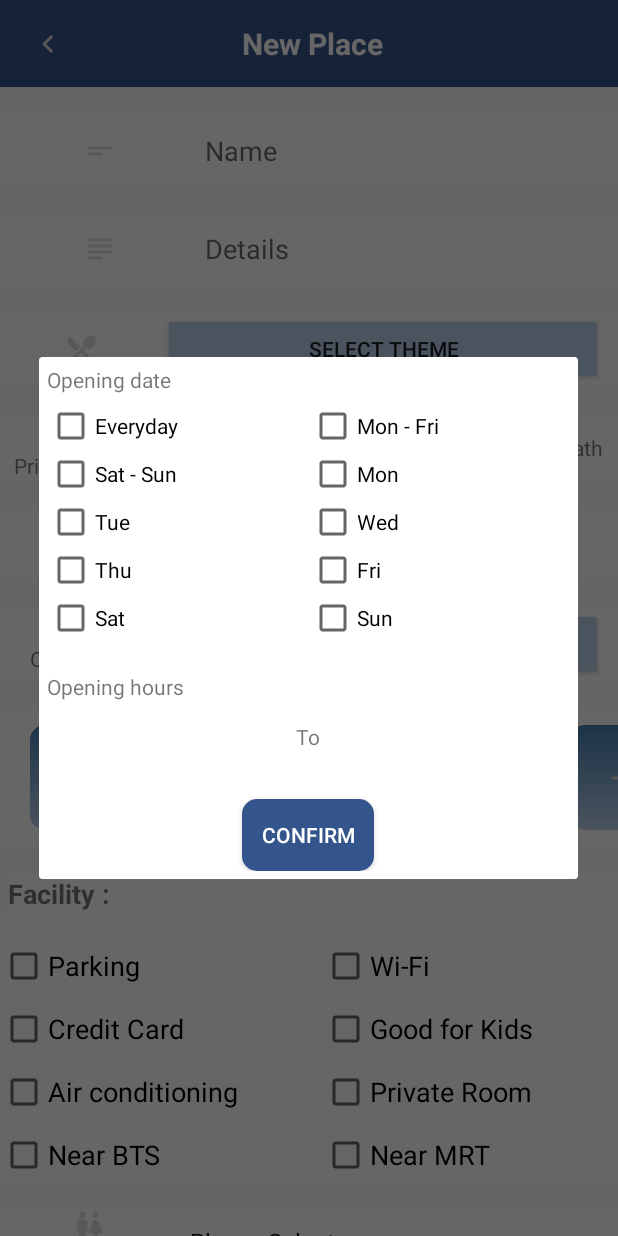
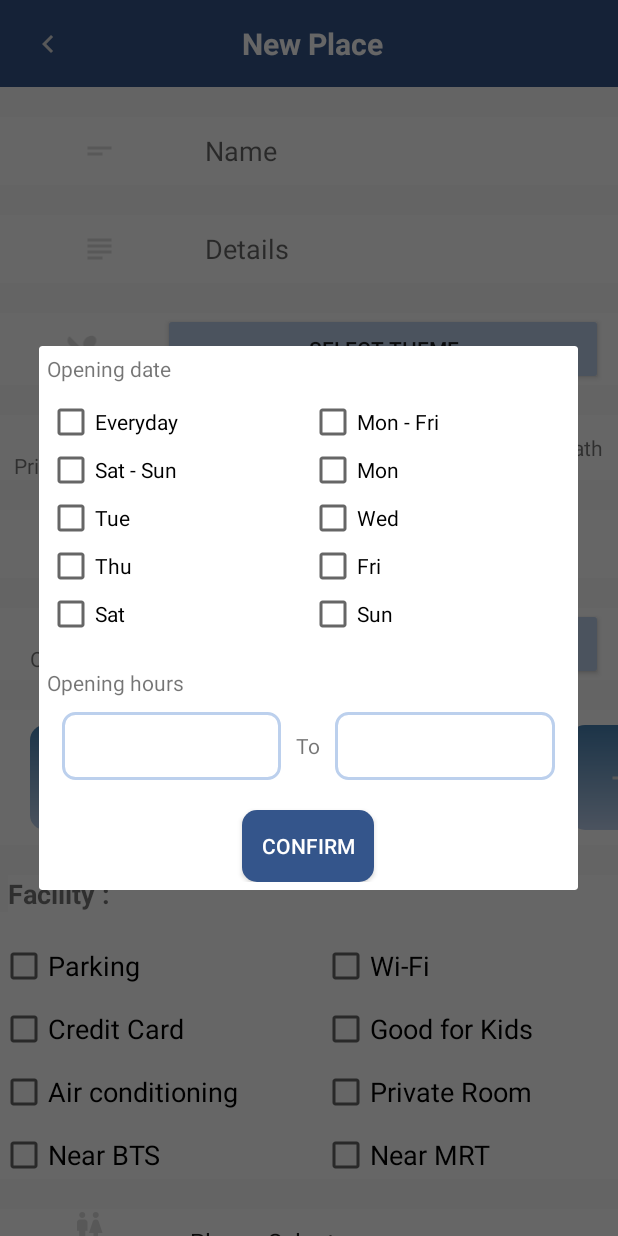
Before and after one commit to peeangry/GroupUpPlace, an Android app: the CreatePlace screen opened directly, with no data from a screen before it, after a tap on "SELECT TIME", on a phone screen of 412 x 824 dp. Run offline under Robolectric (Android 15) with nearby library versions, the phone set to English and light mode, and no system bars; our stand-ins replace Volley; network calls fail; 1 statement that could not run was skipped; 3 other taps on this screen came first.

Commit message:
add icon date,frame

```diff
--- a/app/src/main/res/drawable/frame.xml
+++ b/app/src/main/res/drawable/frame.xml
@@ -1,11 +1,11 @@
 <?xml version="1.0" encoding="utf-8"?>
 <shape xmlns:android="http://schemas.android.com/apk/res/android">
     android: thickness = "18dp"
-    android: shape = "rectangle">
+    android: shape = "oval">
 
     <corners android:radius="8dp"/>
 
-    <stroke android:width="3dp"
+    <stroke android:width="2dp"
         android:color="#BCD0ED"
         android:layout_marginLeft="10dp"
         android:layout_marginTop="10dp"
--- /dev/null
+++ b/app/src/main/res/drawable/ic_date_range_black_24dp.xml
@@ -0,0 +1,5 @@
+<vector android:height="24dp" android:tint="#DDDDDD"
+    android:viewportHeight="24.0" android:viewportWidth="24.0"
+    android:width="24dp" xmlns:android="http://schemas.android.com/apk/res/android">
+    <path android:fillColor="#FF000000" android:pathData="M9,11L7,11v2h2v-2zM13,11h-2v2h2v-2zM17,11h-2v2h2v-2zM19,4h-1L18,2h-2v2L8,4L8,2L6,2v2L5,4c-1.11,0 -1.99,0.9 -1.99,2L3,20c0,1.1 0.89,2 2,2h14c1.1,0 2,-0.9 2,-2L21,6c0,-1.1 -0.9,-2 -2,-2zM19,20L5,20L5,9h14v11z"/>
+</vector>
--- a/app/src/main/res/layout/activity_edit_place.xml
+++ b/app/src/main/res/layout/activity_edit_place.xml
@@ -126,8 +126,8 @@
                     android:layout_width="wrap_content"
                     android:layout_height="wrap_content"
                     android:layout_gravity="center"
-                    android:layout_weight="1"
-                    app:srcCompat="@drawable/ic_restaurant_menu_black_24dp" />
+                    android:layout_weight="1.5"
+                    app:srcCompat="@drawable/ic_date_range_black_24dp" />
 
                 <Button
                     android:id="@+id/btn_editCalen"
--- a/app/src/main/res/layout/activity_place.xml
+++ b/app/src/main/res/layout/activity_place.xml
@@ -48,6 +48,10 @@
                     android:id="@+id/roeImageView"
                     android:layout_width="wrap_content"
                     android:layout_height="match_parent"
+                    android:layout_marginLeft="10dp"
+                    android:layout_marginTop="10dp"
+                    android:layout_marginRight="10dp"
+                    android:layout_marginBottom="15dp"
                     android:layout_weight="1"
                     app:srcCompat="@drawable/ic_photo_size_select_actual_black_24dp" />
 
@@ -127,7 +131,7 @@
                         android:layout_marginTop="10dp"
                         android:layout_marginRight="30dp"
                         android:layout_marginBottom="10dp"
-                        android:background="@color/classicBlue"
+                        android:background="@drawable/button"
                         android:text="@string/manage_place"
                         android:textColor="#FFFFFF" />
 
--- a/app/src/main/res/layout/activity_register.xml
+++ b/app/src/main/res/layout/activity_register.xml
@@ -141,7 +141,7 @@
                 android:layout_height="wrap_content"
                 android:layout_gravity="center"
                 android:layout_marginTop="100dp"
-                android:background="@color/classicBlue"
+                android:background="@drawable/button"
                 android:text="@string/btn"
                 android:textColor="@color/white" />
         </LinearLayout>
--- a/app/src/main/res/layout/layout_showtimeopen_dialog.xml
+++ b/app/src/main/res/layout/layout_showtimeopen_dialog.xml
@@ -15,7 +15,7 @@
         <TextView
             android:layout_width="match_parent"
             android:layout_height="wrap_content"
-            android:layout_marginBottom="5dp"
+            android:layout_marginBottom="10dp"
             android:text="@string/date" />
 
         <TableLayout
@@ -131,33 +131,55 @@
         <LinearLayout
             android:layout_width="match_parent"
             android:layout_height="match_parent"
+            android:layout_marginTop="10dp"
             android:orientation="horizontal">
+
+            <LinearLayout
+                android:layout_width="wrap_content"
+                android:layout_height="match_parent"
+                android:layout_marginLeft="10dp"
+                android:layout_marginRight="10dp"
+                android:layout_weight="1"
+                android:background="@drawable/frame"
+                android:orientation="vertical">
 
                 <EditText
                     android:id="@+id/edt_timeOne"
-                android:layout_width="wrap_content"
-                android:layout_height="wrap_content"
+                    android:layout_width="match_parent"
+                    android:layout_height="match_parent"
                     android:layout_weight="1"
                     android:backgroundTint="#FFFFFF"
                     android:ems="5"
                     android:gravity="center"
                     android:inputType="textPersonName" />
+            </LinearLayout>
 
             <TextView
                 android:id="@+id/textView7"
                 android:layout_width="wrap_content"
                 android:layout_height="wrap_content"
+                android:layout_gravity="center"
                 android:text="@string/to" />
+
+            <LinearLayout
+                android:layout_width="wrap_content"
+                android:layout_height="wrap_content"
+                android:layout_marginLeft="10dp"
+                android:layout_marginRight="10dp"
+                android:layout_weight="1"
+                android:background="@drawable/frame"
+                android:orientation="vertical">
 
                 <EditText
                     android:id="@+id/edt_timeTwo"
-                android:layout_width="wrap_content"
-                android:layout_height="wrap_content"
+                    android:layout_width="match_parent"
+                    android:layout_height="match_parent"
                     android:layout_weight="1"
                     android:backgroundTint="#FFFFFF"
                     android:ems="5"
                     android:gravity="center"
                     android:inputType="textPersonName" />
+            </LinearLayout>
 
         </LinearLayout>
 
```
Lines whose indentation alone changed are shown as unchanged.
